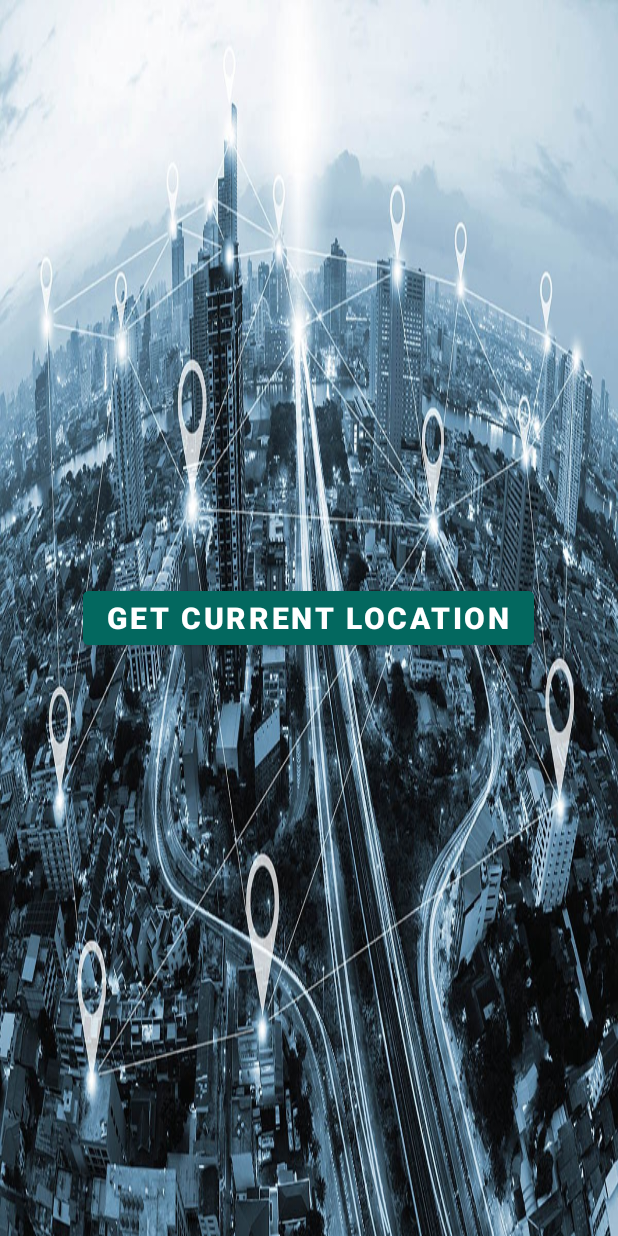
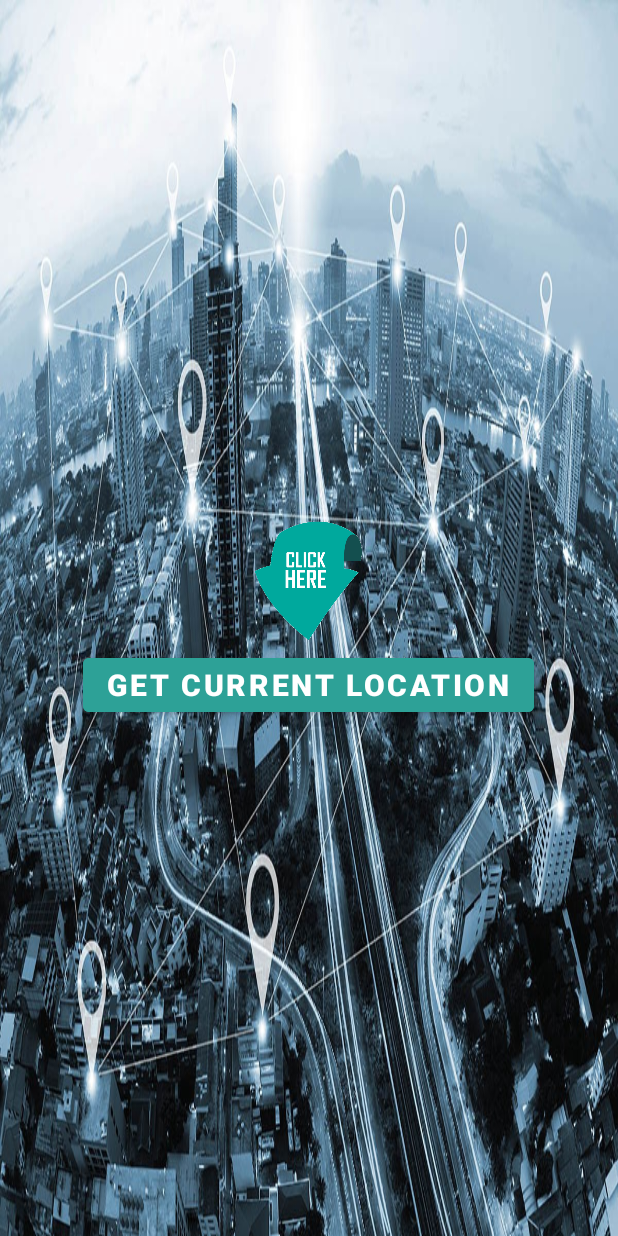
Before and after one commit to Zahara96/current-location, an Android app: the screen it shows after launch (MainActivity), on a phone screen of 412 x 824 dp. Run offline under Robolectric (Android 15) with nearby library versions, the phone set to English and light mode, and no system bars.

Commit message:
location access

```diff
--- a/app/src/main/AndroidManifest.xml
+++ b/app/src/main/AndroidManifest.xml
@@ -8,7 +8,7 @@
     <uses-permission android:name="android.permission.INTERNET"/>
     <application
         android:allowBackup="true"
-        android:icon="@drawable/location_icon"
+        android:icon="@drawable/logo"
         android:label="Current Location"
         android:roundIcon="@mipmap/ic_launcher_round"
         android:supportsRtl="true"
--- a/app/src/main/res/layout/activity_main.xml
+++ b/app/src/main/res/layout/activity_main.xml
@@ -1,20 +1,29 @@
 <?xml version="1.0" encoding="utf-8"?>
 <LinearLayout xmlns:android="http://schemas.android.com/apk/res/android"
+    xmlns:app="http://schemas.android.com/apk/res-auto"
     xmlns:tools="http://schemas.android.com/tools"
     android:layout_width="match_parent"
     android:layout_height="match_parent"
     android:gravity="center"
+    android:orientation="vertical"
     android:padding="16dp"
     android:background="@drawable/lctn_background"
     tools:context=".MainActivity">
 
+
+
+    <ImageView
+        android:id="@+id/imageView"
+        android:layout_width="90dp"
+        android:layout_height="90dp"
+        app:srcCompat="@drawable/click_here_transparent_12" />
 
     <Button
         android:id="@+id/location_button"
         android:layout_width="wrap_content"
         android:layout_height="wrap_content"
         android:text="@string/get_location"
-        android:backgroundTint="#03685F"
+        android:backgroundTint="#2DA197"
         android:textStyle="bold"
         android:textSize="20sp"
         />
```
Also changed, not shown: app/src/main/res/drawable/gradient.xml (deleted, +0 -12 lines), app/src/main/res/drawable/click.jpg (deleted), app/src/main/res/drawable/click_here_transparent_12.png (added), app/src/main/res/drawable/location_icon.jpg (deleted), app/src/main/res/drawable/logo.jpg (added).
